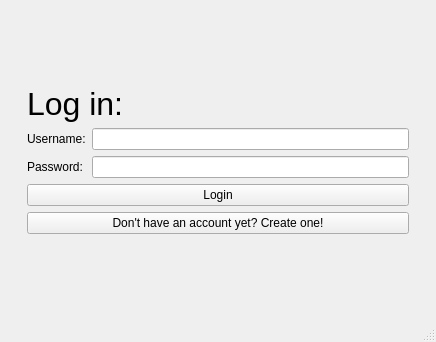
First picture: the form in client/src/mainwindow.ui, repository Dargoswwwe/smc-library, before the edit.
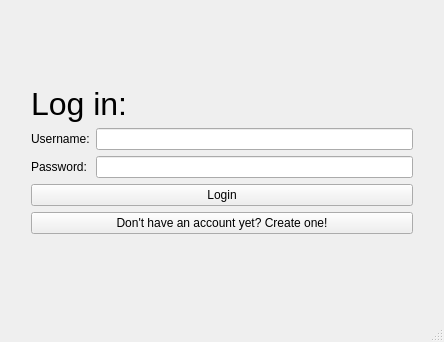
Second picture: the form after the edit. The open tabs and pages were chosen to show the change.

Patch:
```diff
--- a/client/src/mainwindow.ui
+++ b/client/src/mainwindow.ui
@@ -6,7 +6,7 @@
    <rect>
     <x>0</x>
     <y>0</y>
-    <width>436</width>
+    <width>444</width>
     <height>342</height>
    </rect>
   </property>
```
Left out of the diff: 6 changed lines with no effect on the pictures.
